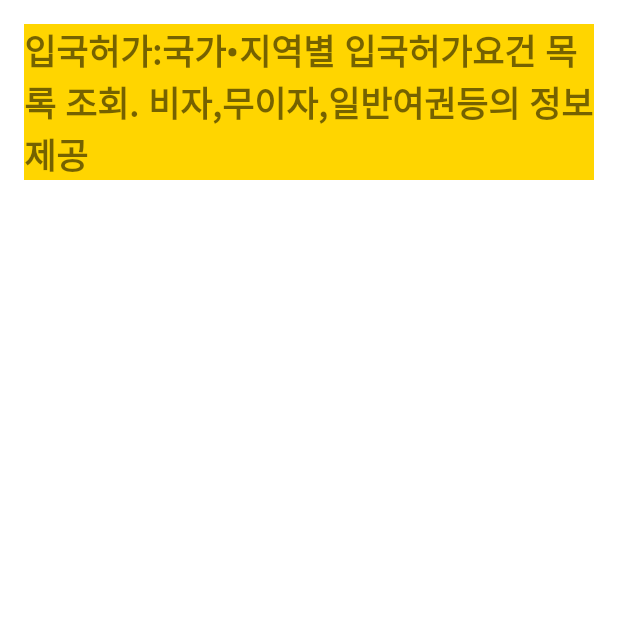
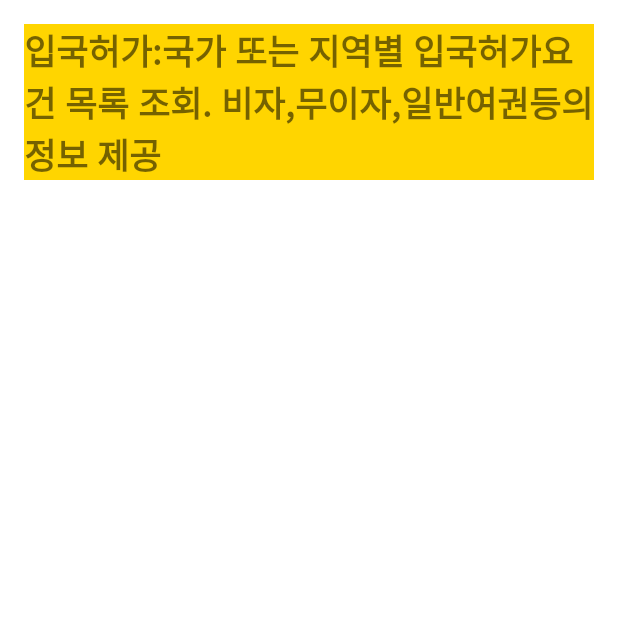
Before and after one commit to mty0327/Gototravel, an Android app: the Result3Activity screen opened directly, with no data from a screen before it, on a phone screen of 412 x 824 dp, the top half of it. Run offline under Robolectric (Android 15) with nearby library versions, the phone set to English and light mode, and no system bars.

Commit message:
폰트 수정및 계획 완료

```diff
--- a/app/build.gradle
+++ b/app/build.gradle
@@ -55,6 +55,10 @@ dependencies {
     implementation 'com.squareup.retrofit2:converter-scalars:2.9.0'
     implementation 'com.google.code.gson:gson:2.10.1'
 
+    //OKHttp
+    implementation 'com.squareup.okhttp3:okhttp:4.9.1'
+    implementation 'com.squareup.okhttp3:logging-interceptor:4.9.1'
+
     //Kakao Login library..
     implementation "com.kakao.sdk:v2-user:2.13.0" // 카카오 로그인
 
--- a/app/src/main/res/layout/activity_result1.xml
+++ b/app/src/main/res/layout/activity_result1.xml
@@ -13,9 +13,11 @@
         android:layout_width="wrap_content"
         android:layout_height="wrap_content"
         android:textSize="20sp"
+        android:fontFamily="@font/bmpro"
         android:textStyle="bold"
         android:text="일반정보:여행 대상 국가의 국가명, 영문명, 대륙 및 기본정보, 국기 이미지 경로 등을 포함한 목록정보와 단일 국가정보에 대한 상세정보를 조회"
         android:background="@color/red"/>
 
 
+
 </LinearLayout>
--- a/app/src/main/res/layout/activity_result2.xml
+++ b/app/src/main/res/layout/activity_result2.xml
@@ -14,6 +14,7 @@
         android:layout_height="wrap_content"
         android:textSize="22sp"
         android:textStyle="bold"
+        android:fontFamily="@font/bmpro"
         android:text="공지사항:출국 전 참고해야 할 공지사항 목록 조회 - 출국 전 꼭 참고해야 할, 공지사항 목록 및 상세 정보를 제공"
         android:background="@color/btn2"/>
 
--- a/app/src/main/res/layout/activity_result3.xml
+++ b/app/src/main/res/layout/activity_result3.xml
@@ -11,8 +11,9 @@
     <TextView
         android:layout_width="wrap_content"
         android:layout_height="wrap_content"
-        android:text="입국허가:국가•지역별 입국허가요건 목록 조회. 비자,무이자,일반여권등의 정보 제공"
+        android:text="입국허가:국가 또는 지역별 입국허가요건 목록 조회. 비자,무이자,일반여권등의 정보 제공"
         android:background="@color/btn3"
+        android:fontFamily="@font/bmpro"
         android:textStyle="bold"
         android:textSize="23sp"/>
 
--- a/app/src/main/res/layout/activity_result4.xml
+++ b/app/src/main/res/layout/activity_result4.xml
@@ -13,6 +13,7 @@
         android:layout_height="wrap_content"
         android:text="여행경보:여행경보제도는 특정 국가(지역) 여행·체류시 특별한 주의가 요구되는 국가 및 지역에 내려진 경보 정보를 제공"
         android:textStyle="bold"
+        android:fontFamily="@font/bmpro"
         android:textSize="22sp"
         android:background="@color/btn4"/>
 
--- a/app/src/main/res/layout/activity_result5.xml
+++ b/app/src/main/res/layout/activity_result5.xml
@@ -13,6 +13,7 @@
         android:layout_height="wrap_content"
         android:text="경보조정:외교부에서 지정하는 여행 유의, 자제, 제한 등 해외 여행경보 대상국가 목록 및 상세정보를 제공"
         android:textSize="22sp"
+        android:fontFamily="@font/bmpro"
         android:textStyle="bold"
         android:background="@color/btn5"/>
 </LinearLayout>
--- a/app/src/main/res/layout/activity_result6.xml
+++ b/app/src/main/res/layout/activity_result6.xml
@@ -13,6 +13,7 @@
         android:layout_height="wrap_content"
         android:text="특별여행:국가∙지역별 외교부에서 지정하는 여행 유의, 자제, 제한 등 해외 여행경보 대상국가 목록 및 상세정보의 히스토리내역을 제공"
         android:textSize="22sp"
+        android:fontFamily="@font/bmpro"
         android:background="@color/btn6"
         android:textStyle="bold"/>
 
--- a/app/src/main/res/layout/activity_result7.xml
+++ b/app/src/main/res/layout/activity_result7.xml
@@ -13,6 +13,7 @@
         android:layout_height="wrap_content"
         android:text="안전공지:국가∙지역별 각 공관에서 실시간 업데이트 되는 국가별 최신 안전공지를 제공하는 공공데이터 API 서비스"
         android:textStyle="bold"
+        android:fontFamily="@font/bmpro"
         android:textSize="22sp"
         android:background="@color/btn7"/>
 
--- a/app/src/main/res/layout/activity_result8.xml
+++ b/app/src/main/res/layout/activity_result8.xml
@@ -13,6 +13,7 @@
         android:layout_height="wrap_content"
         android:text="현지연락:국가∙지역별 여권 분실 등 해외 여행 중 도움이 필요한 경우 해외 국가의 현지 대사관 연락처 등 연락처 목록 및 상세정보를 제공"
         android:textSize="22sp"
+        android:fontFamily="@font/bmpro"
         android:textStyle="bold"
         android:background="@color/btn8"/>
 
--- a/app/src/main/res/layout/activity_result9.xml
+++ b/app/src/main/res/layout/activity_result9.xml
@@ -14,6 +14,7 @@
         android:text="최신안전:코로나19 관련된 해외 운항, 입국, 코로나19 관련 등의 국가·지역별 최신안전소식을 제공"
         android:textSize="23sp"
         android:textStyle="bold"
+        android:fontFamily="@font/bmpro"
         android:background="@color/btn9"/>
 
 </LinearLayout>
```
Also changed, not shown: app/src/main/java/com/mty/myapplication/activities/ResultActivity.kt (+8 -4 lines), app/src/main/res/layout/activity_result.xml (+9 -0 lines).
